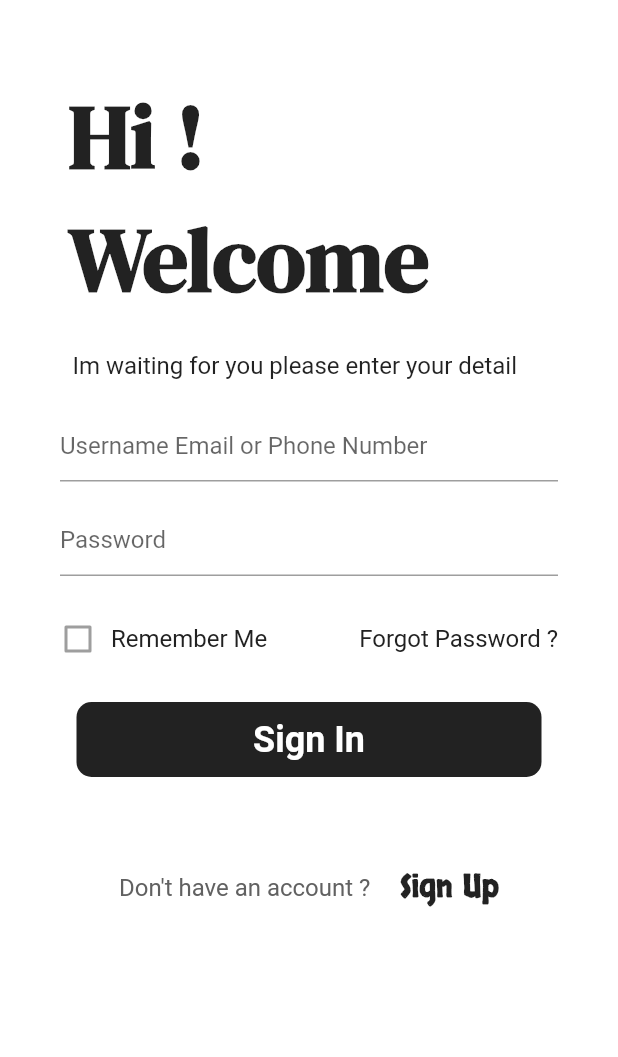
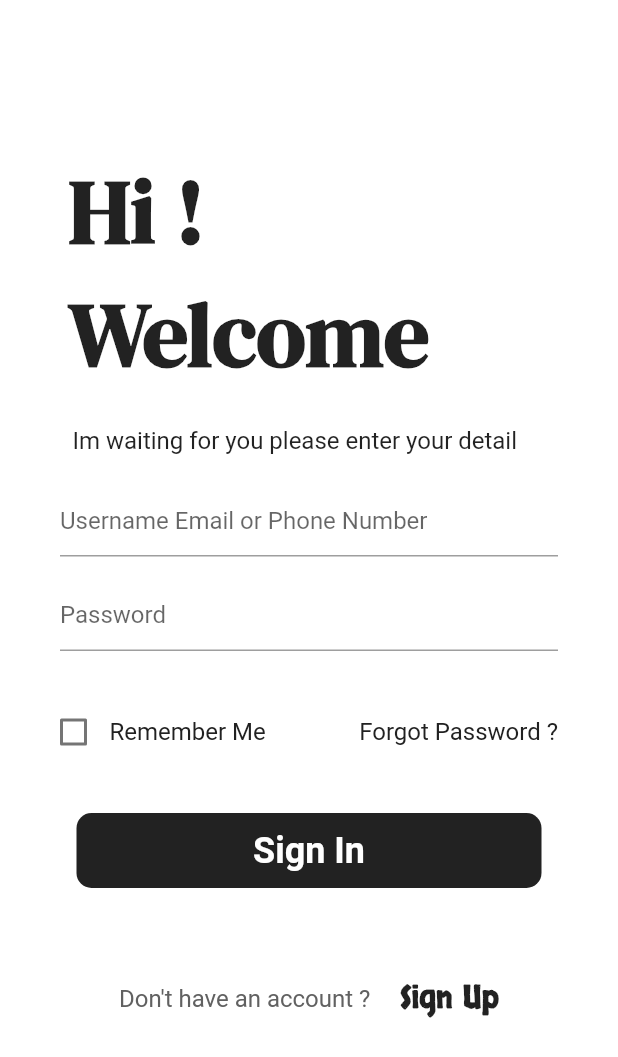
Before and after one commit to rjunaidd/open-mart, a Flutter app: the screen it shows after launch, on a phone screen of 412 x 824 dp. Shown: the top 1057 px of the screen. Run offline on Flutter 3.47's test engine with Material 2 defaults, Android fonts, the phone set to English and light mode, and no system bars; our stand-ins replace loading_animation_widget, shared_preferences.

Commit message:
remember me

```diff
--- a/lib/home_screen.dart
+++ b/lib/home_screen.dart
@@ -28,7 +28,7 @@ class _HomeScreenState extends State<HomeScreen> {
         ],
       ),
       drawer:const Drawers(),
-      body:ProductListScreen(product: '',),
+      body:const ProductListScreen(product: '',),
     );
   }
 }
--- /dev/null
+++ b/lib/remember_me.dart
@@ -0,0 +1,51 @@
+import 'package:flutter/material.dart';
+import 'package:shared_preferences/shared_preferences.dart';
+
+class RememberMe extends StatefulWidget {
+  @override
+  _RememberMeState createState() => _RememberMeState();
+}
+
+class _RememberMeState extends State<RememberMe> {
+  bool rememberMe = false;
+
+  @override
+  void initState() {
+    super.initState();
+    _loadRememberMePreference();
+  }
+
+  _loadRememberMePreference() async {
+    SharedPreferences prefs = await SharedPreferences.getInstance();
+    setState(() {
+      rememberMe = prefs.getBool('rememberMe') ?? false;
+    });
+  }
+
+  // Save the user's preference for "Remember Me" to SharedPreferences
+  _saveRememberMePreference(bool value) async {
+    SharedPreferences prefs = await SharedPreferences.getInstance();
+    await prefs.setBool('rememberMe', value);
+  }
+
+  @override
+  Widget build(BuildContext context) {
+    return Row(
+      children: [
+        Checkbox(
+          value: rememberMe,
+          onChanged: (newValue) {
+            setState(() {
+              rememberMe = newValue!;
+              _saveRememberMePreference(rememberMe);
+            });
+          },
+        ),
+        Text("Remember Me" , style:  TextStyle(
+            color: Colors.grey.shade900,
+            fontSize: 16,
+            fontWeight: FontWeight.normal),),
+      ],
+    );
+  }
+}
--- a/lib/signin_screen.dart
+++ b/lib/signin_screen.dart
@@ -2,10 +2,8 @@ import 'package:flutter/material.dart';
 import 'package:open_mart/components/textfield.dart';
 import 'package:open_mart/forgot_password.dart';
 import 'package:open_mart/home_screen.dart';
-
+import 'package:open_mart/remember_me.dart';
 import 'components/my_button.dart';
-import 'package:shared_preferences/shared_preferences.dart';
-
 import 'components/text.dart';
 import 'signup_screen.dart';
 
@@ -53,6 +51,9 @@ class _SigninScreenState extends State<SigninScreen> {
           child: Column(
             mainAxisAlignment: MainAxisAlignment.center,
             children: [
+              const SizedBox(
+                height: 50,
+              ),
               Padding(
                 padding: const EdgeInsets.only(right: 80),
                 child:Column(
@@ -98,25 +99,9 @@ class _SigninScreenState extends State<SigninScreen> {
               Row(
                 children: [
                   Padding(
-                    padding: const EdgeInsets.only(left: 40),
-                    child: SizedBox(
-                        height: 24.0,
-                        width: 24.0,
-                        child: Theme(
-                          data: ThemeData(
-                              unselectedWidgetColor: const Color(0xff00C8E8)),
-                          child: Checkbox(
-                              activeColor: const Color(0xff00C8E8),
-                              value: isCheckedRememberMe,
-                              onChanged: actionRemeberMe(isCheckedRememberMe)),
-                        )),
+                    padding: const EdgeInsets.only(left: 25),
+                    child: RememberMe(),
                   ),
-                  const SizedBox(width: 10.0),
-                  Text("Remember Me",
-                      style: TextStyle(
-                        color: Colors.grey.shade900,
-                        fontSize: 16,
-                      )),
                   const Spacer(),
                   Padding(
                     padding: const EdgeInsets.only(right: 40),
@@ -176,15 +161,4 @@ class _SigninScreenState extends State<SigninScreen> {
     );
   }
 
-  actionRemeberMe(bool value) {
-    isCheckedRememberMe = value;
-    SharedPreferences.getInstance().then(
-      (prefs) {
-        prefs.setBool("remember_me", value);
-      },
-    );
-    setState(() {
-      isCheckedRememberMe = value;
-    });
-  }
 }
```
Also changed, not shown: 1 other file.
